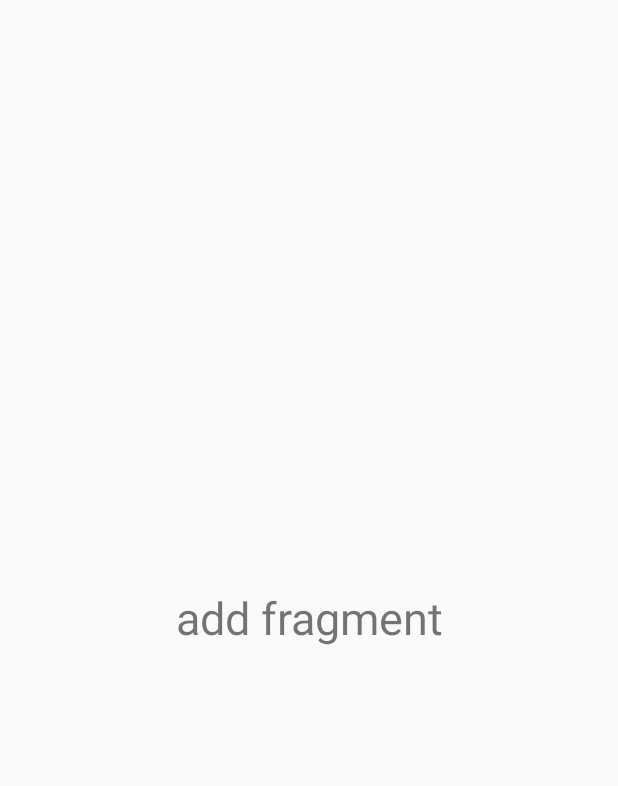
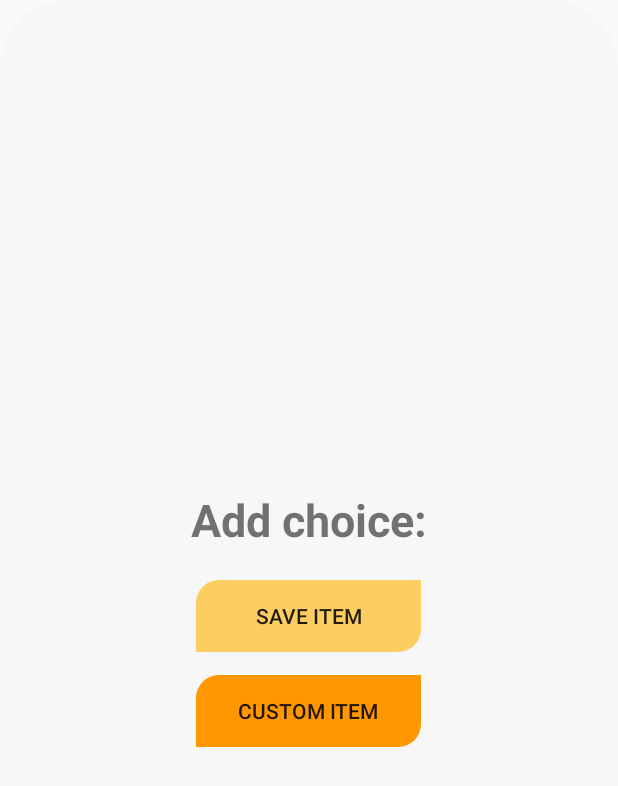
Before and after one commit to alireza101/androidproject, an Android app: the fragment addFragment shown on its own in the app's theme, on a phone screen of 412 x 824 dp. Shown: the top 786 px of the screen. Run offline under Robolectric (Android 15) with nearby library versions, the phone set to English and light mode, and no system bars.

```diff
--- a/app/src/main/java/com/example/android1project/addFragment.java
+++ b/app/src/main/java/com/example/android1project/addFragment.java
@@ -7,58 +7,38 @@ import androidx.fragment.app.Fragment;
 import android.view.LayoutInflater;
 import android.view.View;
 import android.view.ViewGroup;
+import android.widget.Button;
 
-/**
- * A simple {@link Fragment} subclass.
- * Use the {@link addFragment#newInstance} factory method to
- * create an instance of this fragment.
- */
+
 public class addFragment extends Fragment {
-
-    // TODO: Rename parameter arguments, choose names that match
-    // the fragment initialization parameters, e.g. ARG_ITEM_NUMBER
-    private static final String ARG_PARAM1 = "param1";
-    private static final String ARG_PARAM2 = "param2";
-
-    // TODO: Rename and change types of parameters
-    private String mParam1;
-    private String mParam2;
+    Button btnsave, btncustom;
 
     public addFragment() {
         // Required empty public constructor
-    }
-
-    /**
-     * Use this factory method to create a new instance of
-     * this fragment using the provided parameters.
-     *
-     * @param param1 Parameter 1.
-     * @param param2 Parameter 2.
-     * @return A new instance of fragment addFragment.
-     */
-    // TODO: Rename and change types and number of parameters
-    public static addFragment newInstance(String param1, String param2) {
-        addFragment fragment = new addFragment();
-        Bundle args = new Bundle();
-        args.putString(ARG_PARAM1, param1);
-        args.putString(ARG_PARAM2, param2);
-        fragment.setArguments(args);
-        return fragment;
-    }
-
-    @Override
-    public void onCreate(Bundle savedInstanceState) {
-        super.onCreate(savedInstanceState);
-        if (getArguments() != null) {
-            mParam1 = getArguments().getString(ARG_PARAM1);
-            mParam2 = getArguments().getString(ARG_PARAM2);
-        }
     }
 
     @Override
     public View onCreateView(LayoutInflater inflater, ViewGroup container,
                              Bundle savedInstanceState) {
         // Inflate the layout for this fragment
-        return inflater.inflate(R.layout.fragment_add, container, false);
+        View view = inflater.inflate(R.layout.fragment_add, container, false);
+        btncustom = view.findViewById(R.id.add_customitem);
+        btnsave = view.findViewById(R.id.add_saveitem);
+
+        btncustom.setOnClickListener(new View.OnClickListener() {
+            @Override
+            public void onClick(View view) {
+
+            }
+        });
+        btnsave.setOnClickListener(new View.OnClickListener() {
+            @Override
+            public void onClick(View view) {
+
+            }
+        });
+
+        return view;
     }
+
 }
--- a/app/src/main/java/com/example/android1project/config.java
+++ b/app/src/main/java/com/example/android1project/config.java
@@ -2,7 +2,7 @@ package com.example.android1project;
 
 public class config {
 
-        static String ip_value="http://192.168.1.102/android1project/api/";
+        static String ip_value="http://192.168.10.121/android1project/api/";
         static String selectitem=ip_value+"register.php";
         static String selecttype=ip_value+"itemtype.php";
 
--- /dev/null
+++ b/app/src/main/res/drawable/background_btn_addf_red.xml
@@ -0,0 +1,9 @@
+<?xml version="1.0" encoding="utf-8"?>
+<selector xmlns:android="http://schemas.android.com/apk/res/android">
+    <item>
+        <shape android:shape="rectangle">
+            <corners android:radius="15dp" android:topRightRadius="0dp" android:bottomLeftRadius="0dp"/>
+            <solid android:color="@color/orange" />
+        </shape>
+    </item>
+</selector>
--- /dev/null
+++ b/app/src/main/res/drawable/background_btn_addf_yellow.xml
@@ -0,0 +1,9 @@
+<?xml version="1.0" encoding="utf-8"?>
+<selector xmlns:android="http://schemas.android.com/apk/res/android">
+    <item>
+        <shape android:shape="rectangle">
+            <corners android:radius="15dp" android:topRightRadius="0dp" android:bottomLeftRadius="0dp" />
+            <solid android:color="@color/yellow" />
+        </shape>
+    </item>
+</selector>
--- a/app/src/main/res/drawable/track.xml
+++ b/app/src/main/res/drawable/track.xml
@@ -2,7 +2,7 @@
 <selector xmlns:android="http://schemas.android.com/apk/res/android">
     <item android:state_checked="true">
         <shape android:shape="rectangle">
-            <solid android:color="#FCCD61" />
+            <solid android:color="@color/yellow" />
             <corners android:radius="100dp" />
             <stroke android:width="2dp" android:color="#8c8c8c" />
             <size android:height="20sp" />
--- a/app/src/main/res/layout/fragment_add.xml
+++ b/app/src/main/res/layout/fragment_add.xml
@@ -1,16 +1,42 @@
 <?xml version="1.0" encoding="utf-8"?>
-<FrameLayout xmlns:android="http://schemas.android.com/apk/res/android"
+<LinearLayout xmlns:android="http://schemas.android.com/apk/res/android"
     xmlns:tools="http://schemas.android.com/tools"
     android:layout_width="match_parent"
     android:layout_height="match_parent"
+    android:layout_gravity="center"
+    android:orientation="vertical"
     tools:context=".addFragment">
 
     <!-- TODO: Update blank fragment layout -->
-    <TextView
+    <LinearLayout
         android:layout_width="match_parent"
         android:layout_height="match_parent"
-        android:text="add fragment"
         android:gravity="center"
-        android:textSize="30sp"/>
+        android:orientation="vertical"
+        android:background="@drawable/background_dialog">
+        <TextView
+            android:layout_width="wrap_content"
+            android:layout_height="wrap_content"
+            android:gravity="center"
+            android:text="Add choice:"
+            android:textSize="30sp"
+            android:textStyle="bold"/>
+        <Button
+            android:layout_width="150dp"
+            android:layout_height="wrap_content"
+            android:layout_marginTop="20dp"
+            android:text="save item"
 
-</FrameLayout>
+            android:background="@drawable/background_btn_addf_yellow"
+            android:id="@+id/add_saveitem"/>
+        <Button
+            android:layout_width="150dp"
+            android:layout_height="wrap_content"
+            android:layout_marginTop="15dp"
+            android:text="custom item"
+            android:background="@drawable/background_btn_addf_red"
+            android:id="@+id/add_customitem"/>
+
+    </LinearLayout>
+
+</LinearLayout>
--- a/app/src/main/res/values/colors.xml
+++ b/app/src/main/res/values/colors.xml
@@ -11,5 +11,7 @@
     <color name="black">#3B2E24</color>
     <color name="black1">#000000</color>
     <color name="gold">#56422E</color>
+    <color name="yellow">#FCCD61</color>
+    <color name="orange">#FF9800</color>
 
 </resources>
--- a/app/src/main/res/values/themes.xml
+++ b/app/src/main/res/values/themes.xml
@@ -10,7 +10,7 @@
         <item name="colorSecondaryVariant">@color/teal_700</item>
         <item name="colorOnSecondary">@color/black</item>
         <!-- Status bar color. -->
-        <item name="android:statusBarColor" tools:targetApi="l">?attr/colorPrimaryVariant</item>
+        <item name="android:statusBarColor" tools:targetApi="l">@color/orange</item>
         <!-- Customize your theme here. -->
     </style>
 
```
Also changed, not shown: app/src/main/java/com/example/android1project/custom_item_Fragment.java (added, +24 -0 lines), app/src/main/java/com/example/android1project/homeFragment.java (+13 -13 lines), app/src/main/java/com/example/android1project/mainapp.java (+17 -15 lines), app/src/main/java/com/example/android1project/myprofileFragment.java (+10 -0 lines), app/src/main/java/com/example/android1project/save_item_Fragment.java (added, +24 -0 lines), app/src/main/res/layout/fragment_custom_item.xml (added, +9 -0 lines), app/src/main/res/layout/fragment_save_item.xml (added, +8 -0 lines).
